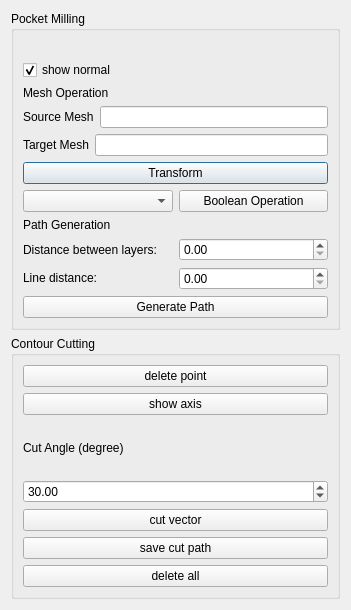
Above: ui/pathGeneration.ui from liushuya7/cn5X before the change. Below: the same form after it.
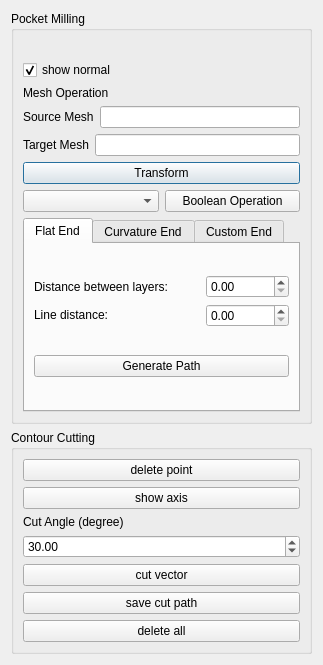
That is the form after the change.

Commit message: finished testing cross section in TwoMeshesInteraction.py, need to move code into GUI, working on switching viewer mode by KeyPressEvent

Patch:
```diff
--- a/ui/pathGeneration.ui
+++ b/ui/pathGeneration.ui
@@ -6,8 +6,8 @@
    <rect>
     <x>0</x>
     <y>0</y>
-    <width>351</width>
-    <height>610</height>
+    <width>323</width>
+    <height>665</height>
    </rect>
   </property>
   <property name="windowTitle">
@@ -98,40 +98,40 @@
        </layout>
       </item>
       <item>
+       <widget class="QTabWidget" name="tabWidget">
+        <property name="currentIndex">
+         <number>0</number>
+        </property>
+        <property name="elideMode">
+         <enum>Qt::ElideNone</enum>
+        </property>
+        <widget class="QWidget" name="tabl_flat_end">
+         <attribute name="title">
+          <string>Flat End</string>
+         </attribute>
        <layout class="QVBoxLayout" name="verticalLayout_4">
         <item>
-         <widget class="QLabel" name="label_2">
-          <property name="text">
-           <string>Path Generation</string>
-          </property>
-         </widget>
-        </item>
-        <item>
-         <layout class="QHBoxLayout" name="horizontalLayout">
-          <item>
+           <layout class="QGridLayout" name="gridLayout">
+            <item row="0" column="0" colspan="2">
            <widget class="QLabel" name="label_3">
             <property name="text">
              <string>Distance between layers:</string>
             </property>
            </widget>
           </item>
-          <item>
+            <item row="0" column="2">
            <widget class="QDoubleSpinBox" name="doubleSpinBox"/>
           </item>
-         </layout>
-        </item>
-        <item>
-         <layout class="QHBoxLayout" name="horizontalLayout_2">
-          <item>
+            <item row="1" column="2">
+             <widget class="QDoubleSpinBox" name="doubleSpinBox_2"/>
+            </item>
+            <item row="1" column="0" colspan="2">
            <widget class="QLabel" name="label_4">
             <property name="text">
              <string>&lt;html&gt;&lt;head/&gt;&lt;body&gt;&lt;p&gt;Line distance:&lt;/p&gt;&lt;/body&gt;&lt;/html&gt;</string>
             </property>
            </widget>
           </item>
-          <item>
-           <widget class="QDoubleSpinBox" name="doubleSpinBox_2"/>
-          </item>
          </layout>
         </item>
         <item>
@@ -142,6 +142,18 @@
          </widget>
         </item>
        </layout>
+        </widget>
+        <widget class="QWidget" name="tab_curve_end">
+         <attribute name="title">
+          <string>Curvature End</string>
+         </attribute>
+        </widget>
+        <widget class="QWidget" name="tab_custom_end">
+         <attribute name="title">
+          <string>Custom End</string>
+         </attribute>
+        </widget>
+       </widget>
       </item>
      </layout>
     </widget>
```
Lines whose indentation alone changed are shown as unchanged. The commit also changes 3 other files.
